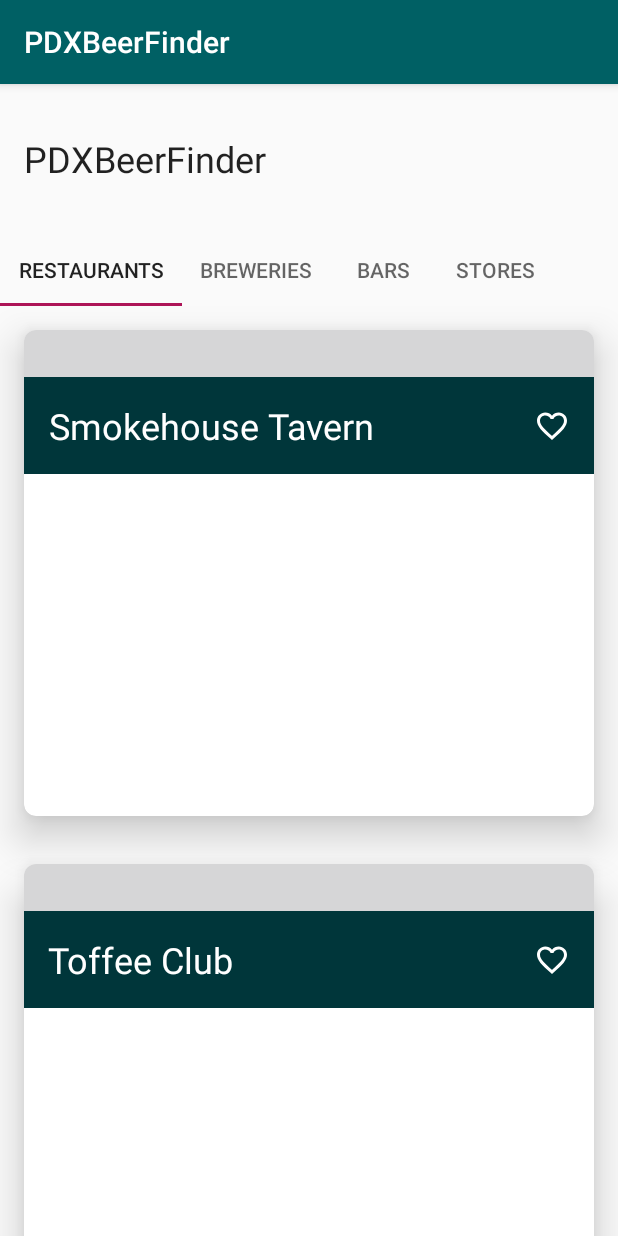
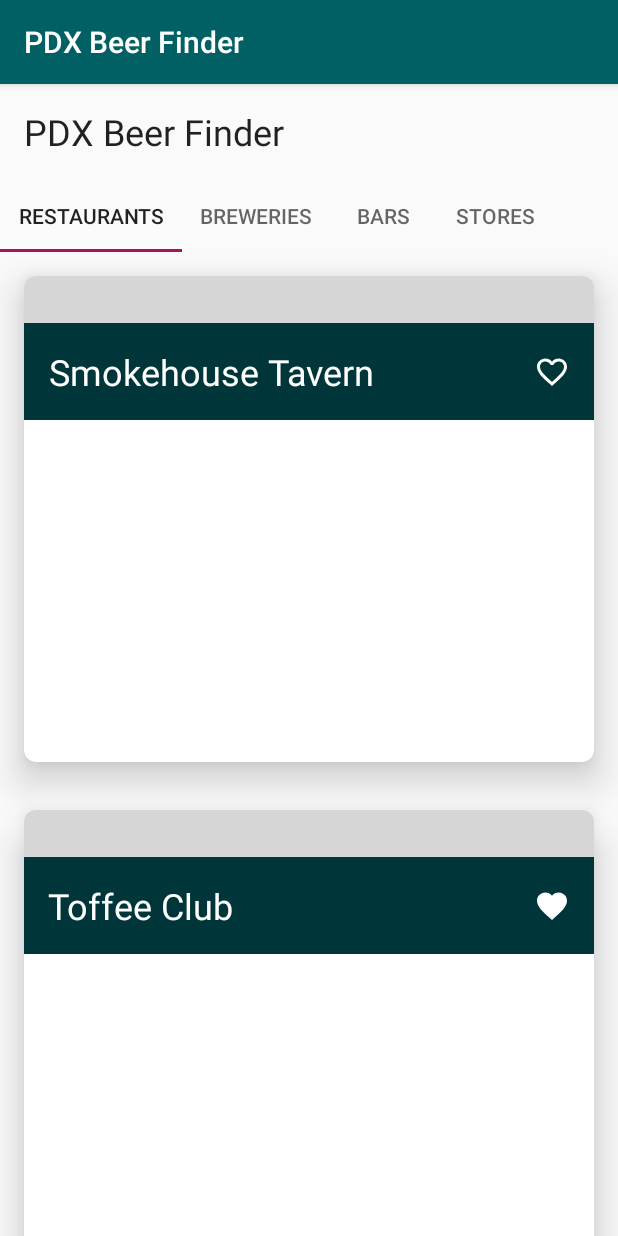
Before and after one commit to robynthegeek/PDXPubFinder, an Android app: the screen it shows after launch (MainActivity), on a phone screen of 412 x 824 dp. Run offline under Robolectric (Android 15) with nearby library versions, the phone set to English and light mode, and no system bars.

Commit message:
clean build and extract all strings

```diff
--- a/app/src/main/AndroidManifest.xml
+++ b/app/src/main/AndroidManifest.xml
@@ -8,7 +8,8 @@
         android:label="@string/app_name"
         android:roundIcon="@mipmap/ic_launcher_round"
         android:supportsRtl="true"
-        android:theme="@style/AppTheme">
+        android:theme="@style/AppTheme"
+        android:name=".AppContext">
         <activity android:name=".MainActivity">
             <intent-filter>
                 <action android:name="android.intent.action.MAIN" />
--- /dev/null
+++ b/app/src/main/java/com/robynandcory/pdxbeerfinder/AppContext.java
@@ -0,0 +1,19 @@
+package com.robynandcory.pdxbeerfinder;
+
+import android.app.Application;
+import android.content.Context;
+
+public class AppContext extends Application{
+
+    private static Context mContext;
+
+    @Override
+    public void onCreate() {
+        super.onCreate();
+        mContext = this;
+    }
+
+    public static Context getContext(){
+        return mContext;
+    }
+}
--- a/app/src/main/java/com/robynandcory/pdxbeerfinder/Pub.java
+++ b/app/src/main/java/com/robynandcory/pdxbeerfinder/Pub.java
@@ -6,14 +6,11 @@ package com.robynandcory.pdxbeerfinder;
  */
 public class Pub {
     private String mPubName;
-    private String mPubType;
     private Boolean mIsStarred;
-    private int mImageResource = NO_ICON;
-    private static final int NO_ICON = -1;
+    private int mImageResource;
 
     public Pub(String pubName, String pubType, Boolean isStarred, int imageResourceID) {
         mPubName = pubName;
-        mPubType = pubType;
         mIsStarred = isStarred;
         mImageResource = imageResourceID;
     }
@@ -23,16 +20,14 @@ public class Pub {
     public String getPubName() {
         return mPubName;
     }
-    // returns the assigned pub type
-    public String getPubType() {
-        return mPubType;
+
+    // returns the Boolean true or false for whether the pub is starred (favorite)
+    public boolean getIsStarred() {
+        return mIsStarred;
     }
-    // returns the Boolean true or false for whether the pub is starred (favorite)
-    public boolean hasStar() {return mIsStarred;}
+
     // returns the ID for the image resource in the drawable folder
-    public int getImageResource() {return mImageResource; }
-    // returns whether or not there is an image for the
-    public boolean hasImage(){
-        return mImageResource != NO_ICON;
+    public int getImageResource() {
+        return mImageResource;
     }
 }
--- a/app/src/main/java/com/robynandcory/pdxbeerfinder/PubAdapter.java
+++ b/app/src/main/java/com/robynandcory/pdxbeerfinder/PubAdapter.java
@@ -2,95 +2,63 @@ package com.robynandcory.pdxbeerfinder;
 
 import android.content.Context;
 import android.support.v7.widget.RecyclerView;
-import android.util.Log;
 import android.view.LayoutInflater;
 import android.view.View;
 import android.view.ViewGroup;
 import android.widget.ImageView;
 import android.widget.TextView;
-import android.widget.Toast;
-
 
 import java.util.ArrayList;
 
-public class PubAdapter extends RecyclerView.Adapter<PubAdapter.PubHolder>{
+public class PubAdapter extends RecyclerView.Adapter<PubAdapter.PubHolder> {
     private LayoutInflater layoutInflater;
-    private ArrayList<Pub> PubsDatabase;
+    private ArrayList<Pub> pubsDatabase;
 
     //create a new recycler
-    public PubAdapter(Context context, ArrayList<Pub> PubsDatabase){
+    public PubAdapter(Context context, ArrayList<Pub> PubsDatabase) {
         this.layoutInflater = LayoutInflater.from(context);
-        this.PubsDatabase = PubsDatabase;
+        this.pubsDatabase = PubsDatabase;
     }
 
     //gets the size of the current array
     @Override
     public int getItemCount() {
-
-        Log.e("PubAdapter", "Size =" + PubsDatabase.size());
-        return PubsDatabase.size();
+        return pubsDatabase.size();
     }
 
     //create a view and inflate it with the recycler
     @Override
-    public PubHolder  onCreateViewHolder (ViewGroup parent, int viewType){
+    public PubHolder onCreateViewHolder(ViewGroup parent, int viewType) {
         View view = layoutInflater.inflate(R.layout.card_layout, parent, false);
         return new PubHolder(view);
     }
 
-    //Bind the array to the layout view indicated
-    @Override
-    public void onBindViewHolder(PubHolder holder, int position){
-        final Pub currentPub = PubsDatabase.get(position);
-
-        Log.e("PubAdapter","Arguments =" + holder + position);
-
-        //assign the pub in the arraylist to the holder views
-        holder.pubName.setText(currentPub.getPubName());
-        //TODO add pub type: holder.pubType.setText(currentPub.getPubType());
-        holder.pubImageView.setImageResource(currentPub.getImageResource());
-//        holder.itemView.setOnClickListener(new View.OnClickListener() {
-//            @Override
-//            public void onClick(View view) {
-//                Toast.makeText(view.getContext(),"HELP", Toast.LENGTH_LONG).show();
-//                //Intent viewRestaurant = new Intent(this)
-//            }
-//        });
-    }
-
-    class PubHolder extends RecyclerView.ViewHolder  implements View.OnClickListener{
+    //set up variables for the card views
+    class PubHolder extends RecyclerView.ViewHolder {
         private TextView pubName;
         private ImageView pubIsStarred;
-        //TODO add pub type: private TextView pubType;
         private ImageView pubImageView;
 
-        private PubHolder (View pubCardView){
-            super (pubCardView);
+        private PubHolder(View pubCardView) {
+            super(pubCardView);
             pubName = pubCardView.findViewById(R.id.cardTextView);
             pubImageView = pubCardView.findViewById(R.id.cardImageView);
-            //TODO add pub type: pubType = pubCardView.findViewById(R.id.);
             pubIsStarred = pubCardView.findViewById(R.id.cardLayoutFavorite);
-            pubName.setOnClickListener(this);
-            pubImageView.setOnClickListener(this);
-            pubIsStarred.setOnClickListener(this);
-
-        }
-
-        @Override
-        public void onClick(View clickableViews) {
-            if(clickableViews == pubName) {
-                Toast.makeText(pubName.getContext(), "You clicked name", Toast.LENGTH_LONG).show();
-            }
-            if(clickableViews == pubImageView) {
-                Toast.makeText(pubName.getContext(), "You clicked Image", Toast.LENGTH_LONG).show();
-            }
-            if(clickableViews == pubIsStarred) {
-                Toast.makeText(pubName.getContext(), "favorite", Toast.LENGTH_LONG).show();
-            }
         }
     }
 
+    //Bind the array to the layout views indicated
+    @Override
+    public void onBindViewHolder(PubHolder holder, int position) {
+        final Pub currentPub = pubsDatabase.get(position);
 
-
+        //assign the pub in the ArrayList to the holder views
+        holder.pubName.setText(currentPub.getPubName());
+        holder.pubImageView.setImageResource(currentPub.getImageResource());
+        //check database for star status, set image to filled heart if starred is true.
+        if (currentPub.getIsStarred()) {
+            holder.pubIsStarred.setImageResource(R.drawable.ic_favorite_white_24dp);
+        }
+    }
 
 }
--- a/app/src/main/java/com/robynandcory/pdxbeerfinder/PubsDatabase.java
+++ b/app/src/main/java/com/robynandcory/pdxbeerfinder/PubsDatabase.java
@@ -4,38 +4,43 @@ import java.util.ArrayList;
 
 public class PubsDatabase {
 
+    final String restaurant = AppContext.getContext().getString(R.string.restaurant);
+    final String bar = AppContext.getContext().getString(R.string.bar);
+    final String brewery = AppContext.getContext().getString(R.string.brewery);
+    final String store = AppContext.getContext().getString(R.string.store);
+
     public ArrayList<Pub> getRestaurantsDatabase() {
         ArrayList<Pub> restaurants = new ArrayList<>();
-        restaurants.add(new Pub("Smokehouse Tavern", "Restaurant", true, R.drawable.smokehousetavern));
-        restaurants.add(new Pub("Toffee Club", "Restaurant", true, R.drawable.toffeeclub));
-        restaurants.add(new Pub("Lardo", "Restaurant", true, R.drawable.lardo));
-        restaurants.add(new Pub("Pine St. Market", "Restaurant", true, R.drawable.pinestreetmarket));
+        restaurants.add(new Pub(AppContext.getContext().getString(R.string.smokehouse), restaurant, false, R.drawable.smokehousetavern));
+        restaurants.add(new Pub(AppContext.getContext().getString(R.string.toffee), restaurant, true, R.drawable.toffeeclub));
+        restaurants.add(new Pub(AppContext.getContext().getString(R.string.lardo), restaurant, false, R.drawable.lardo));
+        restaurants.add(new Pub(AppContext.getContext().getString(R.string.pinest), restaurant, true, R.drawable.pinestreetmarket));
         return restaurants;
     }
 
     public ArrayList<Pub> getBarsDatabase() {
         ArrayList<Pub> bars = new ArrayList<>();
-        bars.add(new Pub("HOME Bar", "Bar", true, R.drawable.homebar));
-        bars.add(new Pub("Loyal Legion", "Bar", true, R.drawable.loyallegion));
-        bars.add(new Pub("Craft Pour House", "Bar", true, R.drawable.craftpourhouse));
-        bars.add(new Pub("Toffee Club", "Bar", true, R.drawable.toffeeclub));
-        bars.add(new Pub("SpaceRoom", "Bar", true, R.drawable.spaceroom));
+        bars.add(new Pub(AppContext.getContext().getString(R.string.loyal), bar, false, R.drawable.loyallegion));
+        bars.add(new Pub(AppContext.getContext().getString(R.string.craftpourhouse), bar, false, R.drawable.craftpourhouse));
+        bars.add(new Pub(AppContext.getContext().getString(R.string.HOME), bar, true, R.drawable.homebar));
+        bars.add(new Pub(AppContext.getContext().getString(R.string.toffeeclub), bar, true, R.drawable.toffeeclub));
+        bars.add(new Pub(AppContext.getContext().getString(R.string.spaceroom), bar, false, R.drawable.spaceroom));
         return bars;
     }
 
     public ArrayList<Pub> getBreweriesDatabase() {
         ArrayList<Pub> breweries = new ArrayList<>();
-        breweries.add(new Pub("Wayfinder", "Brewery", true, R.drawable.wayfinder));
-        breweries.add(new Pub("Culmination", "Brewery", true, R.drawable.culmination));
-        breweries.add(new Pub("Pfriem", "Brewery", true, R.drawable.pfriem));
+        breweries.add(new Pub(AppContext.getContext().getString(R.string.wayfinder), brewery, false, R.drawable.wayfinder));
+        breweries.add(new Pub(AppContext.getContext().getString(R.string.culmination), brewery, false, R.drawable.culmination));
+        breweries.add(new Pub(AppContext.getContext().getString(R.string.pfriem), brewery, true, R.drawable.pfriem));
         return breweries;
     }
 
-    public ArrayList<Pub> getStoreDatabase() {
+    public ArrayList<Pub> getStoresDatabase() {
         ArrayList<Pub> stores = new ArrayList<>();
-        stores.add(new Pub("John's Marketplace", "Store", true, R.drawable.johnsmarketplace));
-        stores.add(new Pub("Belmont Station", "Store", true, R.drawable.belmontstation));
-        stores.add(new Pub("Imperial Bottle Shop", "Store", true, R.drawable.imperialbottleshop));
+        stores.add(new Pub(AppContext.getContext().getString(R.string.johns), store, true, R.drawable.johnsmarketplace));
+        stores.add(new Pub(AppContext.getContext().getString(R.string.belmont), store, true, R.drawable.belmontstation));
+        stores.add(new Pub(AppContext.getContext().getString(R.string.imperial), store, true, R.drawable.imperialbottleshop));
         return stores;
     }
 }
--- a/app/src/main/java/com/robynandcory/pdxbeerfinder/RestaurantsFragment.java
+++ b/app/src/main/java/com/robynandcory/pdxbeerfinder/RestaurantsFragment.java
@@ -5,7 +5,6 @@ import android.os.Bundle;
 import android.support.v4.app.Fragment;
 import android.support.v7.widget.LinearLayoutManager;
 import android.support.v7.widget.RecyclerView;
-import android.util.Log;
 import android.view.LayoutInflater;
 import android.view.View;
 import android.view.ViewGroup;
@@ -26,7 +25,6 @@ public class RestaurantsFragment extends Fragment {
 
         LinearLayoutManager linearLayoutManager = new LinearLayoutManager(rootView.getContext());
         PubAdapter pubAdapter = new PubAdapter(rootView.getContext(), pubsDatabase.getRestaurantsDatabase());
-        Log.e("RestaurantsFragment", "Contents=" + pubsDatabase.getRestaurantsDatabase());
         pubRecycler.setLayoutManager(linearLayoutManager);
         pubRecycler.setAdapter(pubAdapter);
         pubAdapter.notifyDataSetChanged();
--- a/app/src/main/java/com/robynandcory/pdxbeerfinder/SimpleFragmentPagerAdapter.java
+++ b/app/src/main/java/com/robynandcory/pdxbeerfinder/SimpleFragmentPagerAdapter.java
@@ -5,8 +5,8 @@ import android.support.v4.app.FragmentManager;
 import android.support.v4.app.FragmentPagerAdapter;
 
 public class SimpleFragmentPagerAdapter extends FragmentPagerAdapter {
-    private static int ITEM_COUNT = 4;
-    private String tabTitles[] = new String[] { "Restaurants", "Breweries", "Bars", "Stores" };
+
+    private String tabTitles[] = new String[]{AppContext.getContext().getString(R.string.restaurants), AppContext.getContext().getString(R.string.breweries), AppContext.getContext().getString(R.string.bars), AppContext.getContext().getString(R.string.stores)};
 
     public SimpleFragmentPagerAdapter(FragmentManager fm) {
         super(fm);
@@ -15,7 +15,8 @@ public class SimpleFragmentPagerAdapter extends FragmentPagerAdapter {
     //returns the number of fragment pages
     @Override
     public int getCount() {
-        return ITEM_COUNT;
+        //update with the number of fragment pages
+        return 4;
     }
 
     @Override
@@ -30,6 +31,7 @@ public class SimpleFragmentPagerAdapter extends FragmentPagerAdapter {
             return new StoresFragment();
         }
     }
+
     @Override
     public CharSequence getPageTitle(int position) {
         // Generate title based on item position
--- a/app/src/main/res/layout/activity_main.xml
+++ b/app/src/main/res/layout/activity_main.xml
@@ -3,48 +3,33 @@
     xmlns:app="http://schemas.android.com/apk/res-auto"
     xmlns:tools="http://schemas.android.com/tools"
     android:id="@+id/main_layout"
-    android:orientation="vertical"
     android:layout_width="match_parent"
     android:layout_height="match_parent"
+    android:orientation="vertical"
     tools:context="com.robynandcory.pdxbeerfinder.MainActivity">
-
-
 
     <android.support.v7.widget.Toolbar
         android:id="@+id/toolbar"
         android:layout_width="match_parent"
-        android:layout_height="100dp">
-
-<!--<ImageView
-        android:id="@+id/tabbackground"
-        android:layout_width="wrap_content"
-        android:layout_height="wrap_content"
-        android:src="@drawable/backgroundpdx"
-        />-->
+        android:layout_height="64dp">
 
         <TextView
-            android:id="@+id/appname"
+            android:id="@+id/app_name"
             android:layout_width="wrap_content"
             android:layout_height="wrap_content"
             android:text="@string/app_name"
             android:textAppearance="@style/TextAppearance.AppCompat.Headline" />
-
     </android.support.v7.widget.Toolbar>
 
     <android.support.design.widget.TabLayout
         android:id="@+id/tabs"
         android:layout_width="match_parent"
         android:layout_height="wrap_content"
-        app:tabMode="scrollable"
-        />
+        app:tabMode="scrollable" />
 
     <android.support.v4.view.ViewPager
         android:id="@+id/viewpager"
         android:layout_width="match_parent"
-        android:layout_height="match_parent"
-        />
-
-
-
+        android:layout_height="match_parent" />
 
 </LinearLayout>
--- a/app/src/main/res/layout/card_layout.xml
+++ b/app/src/main/res/layout/card_layout.xml
@@ -1,7 +1,6 @@
 <?xml version="1.0" encoding="utf-8"?>
 
-    <android.support.v7.widget.CardView
-        xmlns:android="http://schemas.android.com/apk/res/android"
+<android.support.v7.widget.CardView xmlns:android="http://schemas.android.com/apk/res/android"
     xmlns:app="http://schemas.android.com/apk/res-auto"
     xmlns:tools="http://schemas.android.com/tools"
     android:layout_width="match_parent"
@@ -9,6 +8,7 @@
     android:layout_margin="16dp"
     app:cardCornerRadius="8dp"
     app:cardElevation="16dp">
+
     <android.support.constraint.ConstraintLayout
         android:id="@+id/cardview"
         android:layout_width="match_parent"
@@ -18,40 +18,42 @@
             android:id="@+id/cardImageView"
             android:layout_width="match_parent"
             android:layout_height="wrap_content"
-                tools:src="@drawable/backgroundpdx"
+            android:scaleType="centerCrop"
             app:layout_constraintEnd_toEndOf="parent"
             app:layout_constraintStart_toStartOf="parent"
             app:layout_constraintTop_toTopOf="parent"
-                android:scaleType="centerCrop"/>
+            tools:src="@drawable/backgroundpdx" />
+
         <android.support.constraint.ConstraintLayout
             android:layout_width="match_parent"
             android:layout_height="wrap_content"
+            android:background="@color/colorPrimaryDark"
             app:layout_constraintBottom_toBottomOf="parent"
-                app:layout_constraintRight_toRightOf="parent"
             app:layout_constraintLeft_toLeftOf="parent"
-                android:background="@color/colorPrimaryDark">
+            app:layout_constraintRight_toRightOf="parent">
+
             <TextView
                 android:id="@+id/cardTextView"
                 android:layout_width="wrap_content"
                 android:layout_height="match_parent"
+                android:gravity="center"
+                android:padding="16dp"
                 android:textColor="#FFFFFF"
                 android:textSize="24sp"
-                    tools:text="BEER HERE"
-                    android:gravity="center"
-                    android:padding="16dp"
-                    app:layout_constraintTop_toTopOf="parent"
                 app:layout_constraintBottom_toBottomOf="parent"
                 app:layout_constraintLeft_toLeftOf="parent"
-                    />
+                app:layout_constraintTop_toTopOf="parent"
+                tools:text="BEER HERE" />
+
             <ImageView
                 android:id="@+id/cardLayoutFavorite"
                 android:layout_width="wrap_content"
                 android:layout_height="match_parent"
+                android:padding="16dp"
                 android:src="@drawable/ic_favorite_border_white_24dp"
+                app:layout_constraintBottom_toBottomOf="parent"
                 app:layout_constraintRight_toRightOf="parent"
-                    app:layout_constraintTop_toTopOf="parent"
-                    app:layout_constraintBottom_toBottomOf="parent"
-                    android:padding="16dp"/>
+                app:layout_constraintTop_toTopOf="parent" />
 
         </android.support.constraint.ConstraintLayout>
 
--- a/app/src/main/res/layout/fragment_pubs.xml
+++ b/app/src/main/res/layout/fragment_pubs.xml
@@ -1,20 +1,14 @@
 <?xml version="1.0" encoding="utf-8"?>
 <LinearLayout xmlns:android="http://schemas.android.com/apk/res/android"
 xmlns:tools="http://schemas.android.com/tools"
-    android:orientation="vertical"
 android:layout_width="match_parent"
 android:layout_height="match_parent"
+android:orientation="vertical"
 tools:context=".RestaurantsFragment">
 
-    <!-- TODO: Update blank fragment layout -->
 <android.support.v7.widget.RecyclerView
     android:id="@+id/recycler"
     android:layout_width="match_parent"
-        android:layout_height="match_parent"
-        />
-    <TextView
-        android:layout_width="match_parent"
-        android:layout_height="match_parent"
-        android:text="hello restaurants" />
+    android:layout_height="match_parent" />
 
 </LinearLayout>
--- a/app/src/main/res/values/strings.xml
+++ b/app/src/main/res/values/strings.xml
@@ -1,6 +1,29 @@
 <resources>
-    <string name="app_name">PDXBeerFinder</string>
+    <string name="app_name">PDX Beer Finder</string>
 
     <!-- TODO: Remove or change this placeholder text -->
     <string name="hello_blank_fragment">Hello blank fragment</string>
+    <string name="restaurant">Restaurant</string>
+    <string name="smokehouse">Smokehouse Tavern</string>
+    <string name="toffee">Toffee Club</string>
+    <string name="lardo">Lardo</string>
+    <string name="pinest">Pine St. Market</string>
+    <string name="bar">Bar</string>
+    <string name="brewery">Brewery</string>
+    <string name="store">Store</string>
+    <string name="loyal">Loyal Legion</string>
+    <string name="craftpourhouse">Craft Pour House</string>
+    <string name="HOME">HOME Bar</string>
+    <string name="toffeeclub">Toffee Club</string>
+    <string name="spaceroom">SpaceRoom</string>
+    <string name="wayfinder">Wayfinder</string>
+    <string name="culmination">Culmination</string>
+    <string name="pfriem">Pfriem</string>
+    <string name="johns">John\'s Marketplace</string>
+    <string name="belmont">Belmont Station</string>
+    <string name="imperial">Imperial Bottle Shop</string>
+    <string name="restaurants">Restaurants</string>
+    <string name="breweries">Breweries</string>
+    <string name="bars">Bars</string>
+    <string name="stores">Stores</string>
 </resources>
```
Also changed, not shown: app/src/main/java/com/robynandcory/pdxbeerfinder/MainActivity.java (+7 -10 lines), app/src/main/java/com/robynandcory/pdxbeerfinder/StoresFragment.java (+15 -10 lines), app/src/main/res/layout/fragment_bars.xml (deleted, +0 -14 lines), app/src/main/res/layout/fragment_breweries.xml (deleted, +0 -14 lines), app/src/main/res/layout/fragment_stores.xml (deleted, +0 -14 lines), app/src/main/res/layout/single_pub.xml (deleted, +0 -51 lines). Lines whose indentation alone changed are shown as unchanged.
